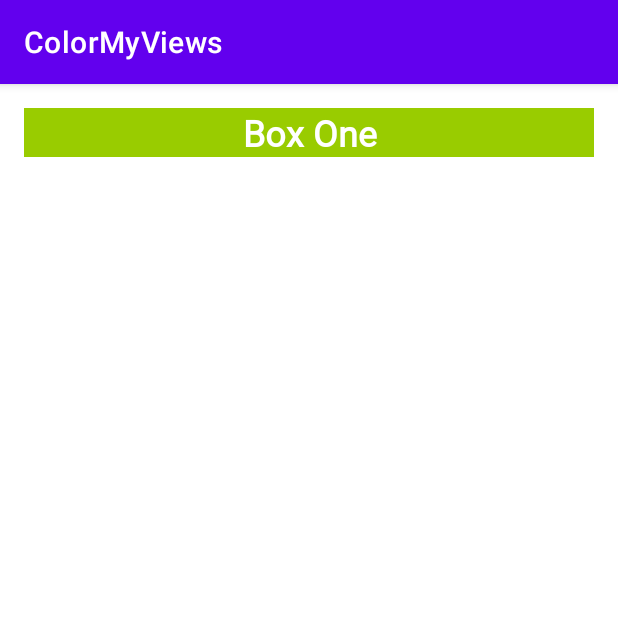
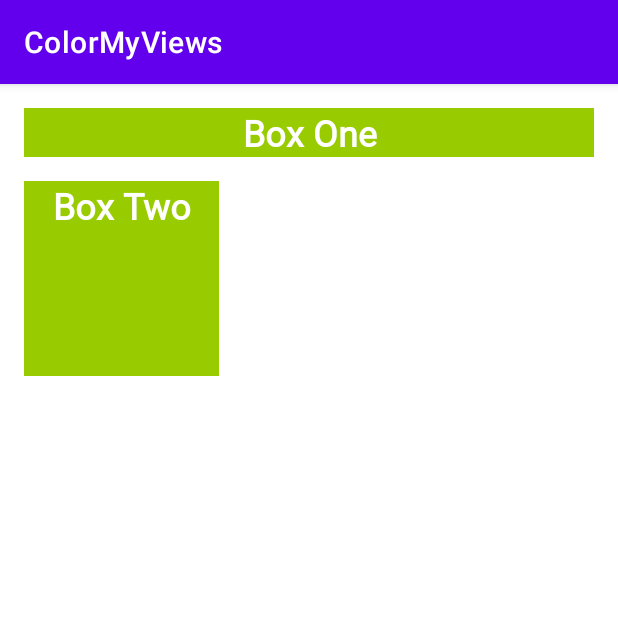
Before and after one commit to wnyaonjr/ColorMyViews, an Android app: the screen it shows after launch (MainActivity), on a phone screen of 412 x 824 dp, the top half of it. Run offline under Robolectric (Android 15) with nearby library versions, the phone set to English and light mode, and no system bars.

Commit message:
- add box two text with 130dp width and height, style to whitebox - add to string value for box two to five - add to string button red, yellow, and green

```diff
--- a/app/src/main/res/layout/activity_main.xml
+++ b/app/src/main/res/layout/activity_main.xml
@@ -19,4 +19,15 @@
         app:layout_constraintStart_toStartOf="parent"
         app:layout_constraintTop_toTopOf="parent" />
 
+    <TextView
+        android:id="@+id/box_two_text"
+        style="@style/WhiteBox"
+        android:layout_width="130dp"
+        android:layout_height="130dp"
+        android:layout_marginStart="@dimen/margin_wide"
+        android:layout_marginTop="@dimen/margin_wide"
+        android:text="@string/box_two"
+        app:layout_constraintStart_toStartOf="parent"
+        app:layout_constraintTop_toBottomOf="@+id/box_one_text" />
+
 </androidx.constraintlayout.widget.ConstraintLayout>
```
Also changed, not shown: app/src/main/res/values/strings.xml (+7 -0 lines).
